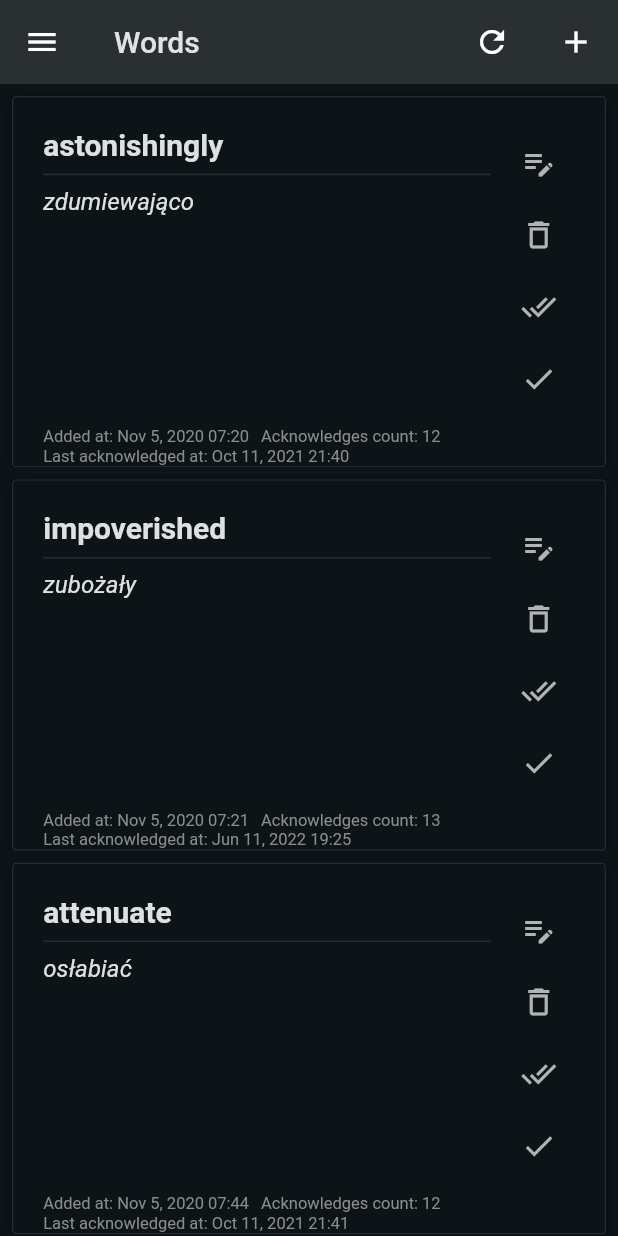
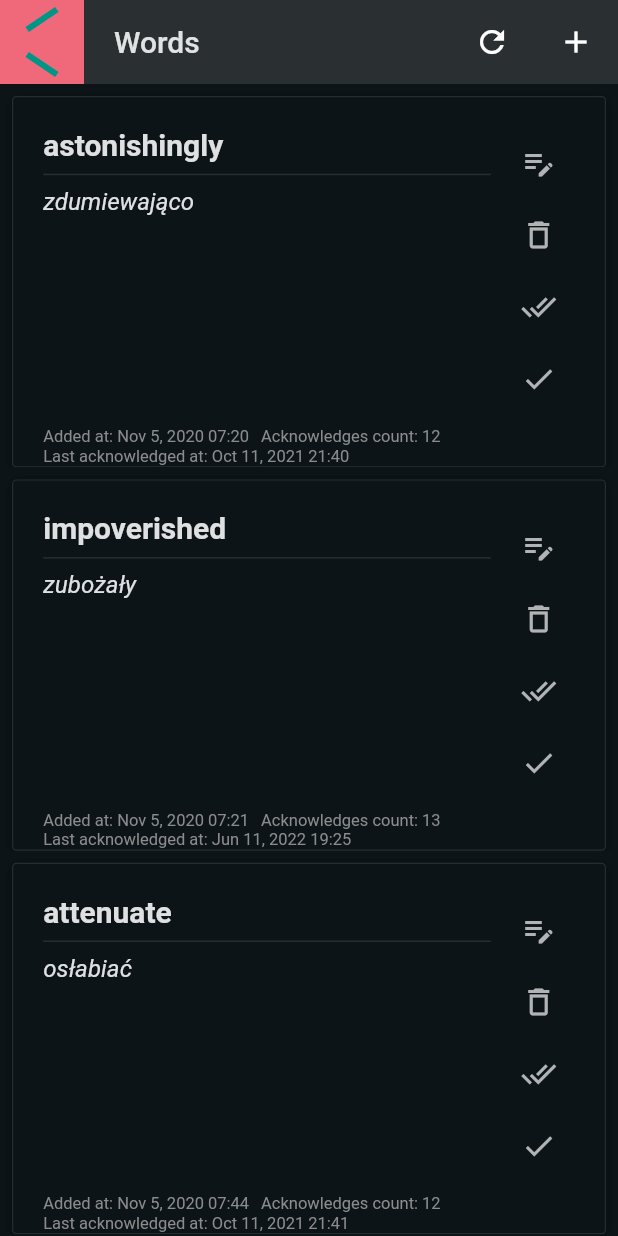
Before and after one commit to UnnamedXAer/lang-words-mobile, a Flutter app: the LoggedInLayout screen opened directly, on a phone screen of 412 x 824 dp. Run offline on Flutter 3.47's test engine with Material 2 defaults, Android fonts, the phone set to English and light mode, and no system bars.

Commit message:
adding animation to burger button

```diff
--- a/lib/widgets/layout/app_nav_bar.dart
+++ b/lib/widgets/layout/app_nav_bar.dart
@@ -1,3 +1,5 @@
+import 'dart:math' show pi;
+
 import 'package:flutter/material.dart';
 import 'package:lang_words/constants/colors.dart';
 import 'package:lang_words/services/words_service.dart';
@@ -36,11 +38,7 @@ class AppNavBar extends StatelessWidget {
           type: MaterialType.transparency,
           child: Row(
             children: [
-              IconButtonSquare(
-                onTap: _toggleDrawer,
-                size: kBottomNavigationBarHeight,
-                icon: const Icon(Icons.menu_outlined),
-              ),
+              BurgerButton(toggleDrawer: _toggleDrawer),
               Padding(
                 padding: const EdgeInsets.only(
                   left: Sizes.paddingBig,
@@ -84,3 +82,75 @@ class AppNavBar extends StatelessWidget {
     );
   }
 }
+
+class BurgerButton extends StatelessWidget {
+  const BurgerButton({
+    Key? key,
+    required VoidCallback toggleDrawer,
+  })  : _toggleDrawer = toggleDrawer,
+        super(key: key);
+
+  final VoidCallback _toggleDrawer;
+
+  @override
+  Widget build(BuildContext context) {
+    return InkWell(
+      onTap: _toggleDrawer,
+      child: Container(
+        width: kBottomNavigationBarHeight,
+        height: kBottomNavigationBarHeight,
+        color: AppColors.reject,
+        child: Column(
+          mainAxisAlignment: MainAxisAlignment.spaceEvenly,
+          crossAxisAlignment: CrossAxisAlignment.center,
+          children: [
+            // https://www.youtube.com/watch?v=l6Qrj3D79mQ
+            TweenAnimationBuilder<double>(
+              duration: const Duration(milliseconds: 2500),
+              tween: Tween(
+                begin: 0.0,
+                end: -pi / 4.0,
+              ),
+              builder: (context, value, child) => Transform.rotate(
+                angle: value,
+                child: Transform.scale(scaleX: value * 3 / pi, child: child!),
+              ),
+              child: _buildLine(),
+            ),
+            AnimatedOpacity(
+              opacity: 0,
+              duration: const Duration(milliseconds: 2500),
+              child: _buildLine(),
+            ),
+            TweenAnimationBuilder<double>(
+              duration: const Duration(milliseconds: 2500),
+              tween: Tween(
+                begin: 0.0,
+                end: pi / 4.0,
+              ),
+              builder: (context, value, child) => Transform.rotate(
+                angle: value,
+                child: Transform.scale(scaleX: value * 3 / pi, child: child!),
+              ),
+              child: _buildLine(),
+            ),
+          ],
+        ),
+      ),
+    );
+
+    // return IconButtonSquare(
+    //   onTap: _toggleDrawer,
+    //   size: kBottomNavigationBarHeight,
+    //   icon: const Icon(Icons.menu_outlined),
+    // );
+  }
+
+  Container _buildLine() {
+    return Container(
+      height: 4,
+      width: kBottomNavigationBarHeight * .75,
+      color: AppColors.primary,
+    );
+  }
+}
```
